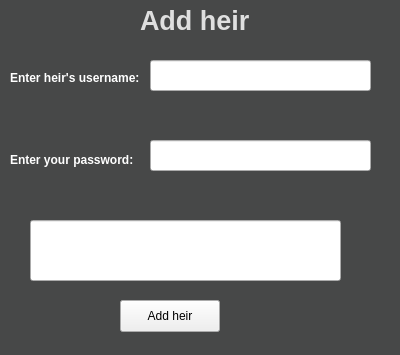
First picture: the form in forms/addheir.ui, repository IVAndreev21/YRT, before the edit.
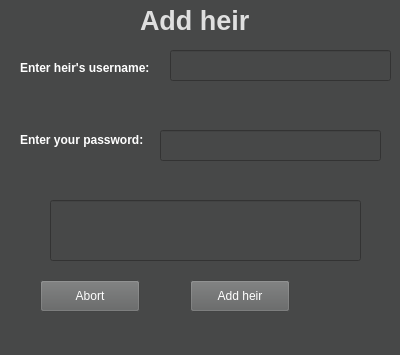
Second picture: the form after the edit.

What changed in the file:
```diff
--- a/forms/addheir.ui
+++ b/forms/addheir.ui
@@ -13,21 +13,11 @@
   <property name="windowTitle">
    <string>Form</string>
   </property>
-  <widget class="QLineEdit" name="heir_LE">
-   <property name="geometry">
-    <rect>
-     <x>150</x>
-     <y>60</y>
-     <width>221</width>
-     <height>31</height>
-    </rect>
-   </property>
-  </widget>
   <widget class="QLabel" name="detected_LA">
    <property name="geometry">
     <rect>
-     <x>60</x>
-     <y>100</y>
+     <x>40</x>
+     <y>90</y>
      <width>241</width>
      <height>16</height>
     </rect>
@@ -36,46 +26,13 @@
     <string/>
    </property>
   </widget>
-  <widget class="QLineEdit" name="password_LE">
-   <property name="geometry">
-    <rect>
-     <x>150</x>
-     <y>140</y>
-     <width>221</width>
-     <height>31</height>
-    </rect>
-   </property>
-  </widget>
-  <widget class="QLineEdit" name="securityAnswer_LE">
-   <property name="geometry">
-    <rect>
-     <x>30</x>
-     <y>220</y>
-     <width>311</width>
-     <height>61</height>
-    </rect>
-   </property>
-  </widget>
-  <widget class="QPushButton" name="addHeir_PB">
-   <property name="geometry">
-    <rect>
-     <x>120</x>
-     <y>300</y>
-     <width>100</width>
-     <height>32</height>
-    </rect>
-   </property>
-   <property name="text">
-    <string>Add heir</string>
-   </property>
-  </widget>
   <widget class="QWidget" name="widget" native="true">
    <property name="geometry">
     <rect>
-     <x>0</x>
-     <y>0</y>
-     <width>411</width>
-     <height>361</height>
+     <x>-20</x>
+     <y>-10</y>
+     <width>421</width>
+     <height>381</height>
     </rect>
    </property>
    <property name="styleSheet">
@@ -85,8 +42,8 @@
    <widget class="QLabel" name="securityQuestion_LA">
     <property name="geometry">
      <rect>
-      <x>10</x>
-      <y>190</y>
+      <x>60</x>
+      <y>180</y>
       <width>351</width>
       <height>16</height>
      </rect>
@@ -106,8 +63,8 @@
    <widget class="QLabel" name="LogIn_LA">
     <property name="geometry">
      <rect>
-      <x>140</x>
-      <y>0</y>
+      <x>160</x>
+      <y>10</y>
       <width>131</width>
       <height>40</height>
      </rect>
@@ -128,7 +85,7 @@
    <widget class="QLabel" name="addUsername_LA">
     <property name="geometry">
      <rect>
-      <x>10</x>
+      <x>40</x>
       <y>70</y>
       <width>131</width>
       <height>16</height>
@@ -149,8 +106,8 @@
    <widget class="QLabel" name="enterPass_LA">
     <property name="geometry">
      <rect>
-      <x>10</x>
-      <y>150</y>
+      <x>40</x>
+      <y>140</y>
       <width>131</width>
       <height>20</height>
      </rect>
@@ -167,13 +124,101 @@
      <string>Enter your password:</string>
     </property>
    </widget>
+   <widget class="QPushButton" name="addHeir_PB">
+    <property name="geometry">
+     <rect>
+      <x>210</x>
+      <y>290</y>
+      <width>100</width>
+      <height>32</height>
+     </rect>
+    </property>
+    <property name="styleSheet">
+     <string notr="true">QPushButton:hover
+{
+   background-color:white;
+  color:black;
+  transition:0,5s;
+}
+QPushButton{
+background-color: rgb(95, 97, 97);
+}
+QPushButton
+{
+   color:white;
+}</string>
+    </property>
+    <property name="text">
+     <string>Add heir</string>
+    </property>
+   </widget>
+   <widget class="QPushButton" name="abort_PB">
+    <property name="geometry">
+     <rect>
+      <x>60</x>
+      <y>290</y>
+      <width>100</width>
+      <height>32</height>
+     </rect>
+    </property>
+    <property name="styleSheet">
+     <string notr="true">QPushButton:hover
+{
+   background-color:white;
+  color:black;
+  transition:0,5s;
+}
+QPushButton{
+background-color: rgb(95, 97, 97);
+}
+QPushButton
+{
+   color:white;
+}</string>
+    </property>
+    <property name="text">
+     <string>Abort</string>
+    </property>
+   </widget>
+   <widget class="QLineEdit" name="password_LE">
+    <property name="geometry">
+     <rect>
+      <x>180</x>
+      <y>140</y>
+      <width>221</width>
+      <height>31</height>
+     </rect>
+    </property>
+    <property name="styleSheet">
+     <string notr="true">color: rgb(255, 255, 255);</string>
+    </property>
+   </widget>
+   <widget class="QLineEdit" name="heir_LE">
+    <property name="geometry">
+     <rect>
+      <x>190</x>
+      <y>60</y>
+      <width>221</width>
+      <height>31</height>
+     </rect>
+    </property>
+    <property name="styleSheet">
+     <string notr="true">color: rgb(255, 255, 255);</string>
+    </property>
+   </widget>
+   <widget class="QLineEdit" name="securityAnswer_LE">
+    <property name="geometry">
+     <rect>
+      <x>70</x>
+      <y>210</y>
+      <width>311</width>
+      <height>61</height>
+     </rect>
+    </property>
+   </widget>
   </widget>
   <zorder>widget</zorder>
-  <zorder>heir_LE</zorder>
   <zorder>detected_LA</zorder>
-  <zorder>password_LE</zorder>
-  <zorder>securityAnswer_LE</zorder>
-  <zorder>addHeir_PB</zorder>
  </widget>
  <resources/>
  <connections/>
```
